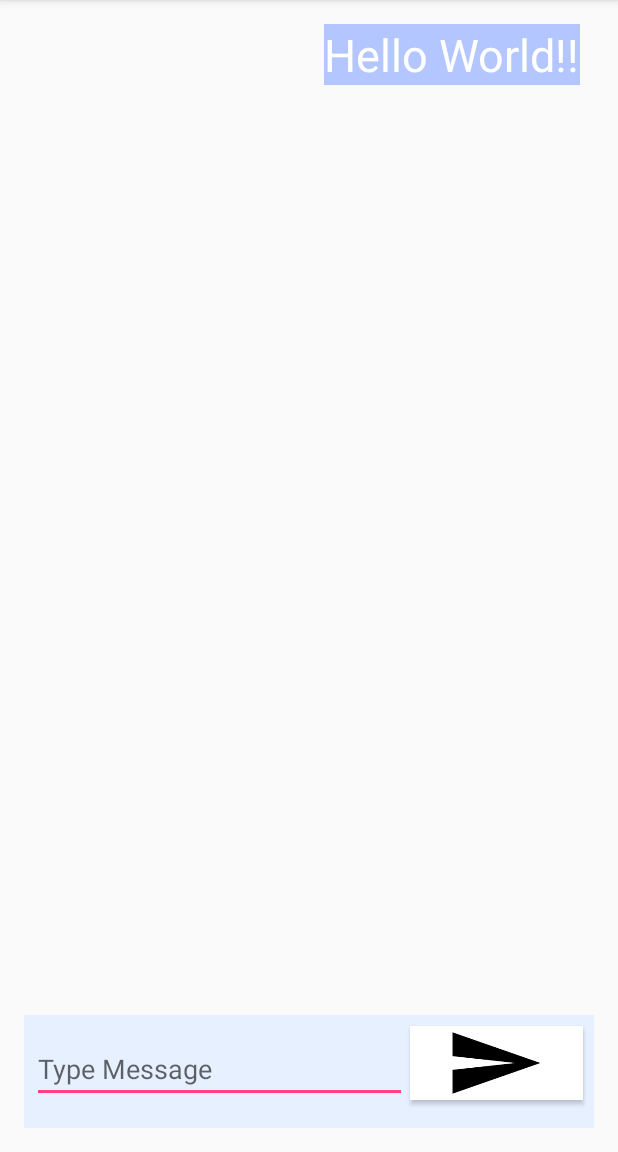
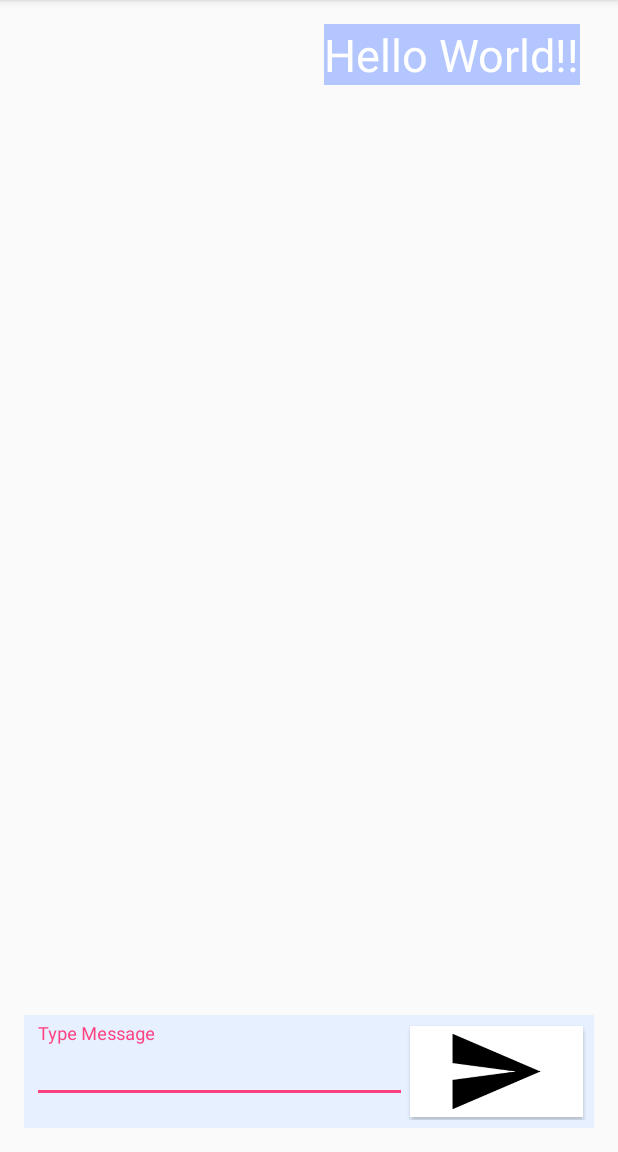
Before and after one commit to sriram23/E-Notify, an Android app: the screen it shows after launch (MainActivity), on a phone screen of 412 x 824 dp, the part 84-1236 px from its top. Run offline under Robolectric (Android 15) with nearby library versions, the phone set to English and light mode, and no system bars.

```diff
--- a/app/build.gradle
+++ b/app/build.gradle
@@ -17,6 +17,11 @@ android {
             proguardFiles getDefaultProguardFile('proguard-android.txt'), 'proguard-rules.pro'
         }
     }
+    packagingOptions {
+        exclude 'META-INF/LICENSE'
+        exclude 'META-INF/LICENSE-FIREBASE.txt'
+        exclude 'META-INF/NOTICE'
+    }
 }
 
 dependencies {
@@ -27,5 +32,6 @@ dependencies {
     compile 'com.android.support:appcompat-v7:24.2.1'
     compile 'com.android.support:design:24.2.1'
     testCompile 'junit:junit:4.12'
+    compile 'com.firebase:firebase-client-android:2.5.2+'
 }
 apply plugin: 'com.google.gms.google-services'
--- a/app/src/main/AndroidManifest.xml
+++ b/app/src/main/AndroidManifest.xml
@@ -2,6 +2,7 @@
 <manifest xmlns:android="http://schemas.android.com/apk/res/android"
     package="com.example.sriram.myapplication">
 
+    <uses-permission android:name="android.permission.INTERNET" />
     <application
         android:allowBackup="true"
         android:icon="@mipmap/ic_launcher"
--- a/app/src/main/res/layout/content_main.xml
+++ b/app/src/main/res/layout/content_main.xml
@@ -30,8 +30,12 @@
         android:layout_width="wrap_content"
         android:layout_height="75dp"
         android:padding="5dp"
-        android:layout_alignParentBottom="true"
-        android:background="#e6f0ff">
+        android:background="#e6f0ff"
+        android:layout_alignParentBottom="true">
+        <android.support.design.widget.TextInputLayout
+            android:id="@+id/nameLayout"
+            android:layout_width="250dp"
+            android:layout_height="wrap_content">
         <EditText
             android:layout_width="250dp"
             android:layout_height="wrap_content"
@@ -43,14 +47,14 @@
             android:layout_alignParentLeft="true"
             android:layout_alignParentStart="true"
             android:layout_marginBottom="11dp" />
-
+        </android.support.design.widget.TextInputLayout>
         <Button
             android:layout_width="wrap_content"
             android:layout_height="wrap_content"
             android:layout_margin="2dp"
-            android:layout_alignBottom="@+id/editText"
-            android:layout_toRightOf="@+id/editText"
-            android:layout_toEndOf="@+id/editText"
+            android:layout_alignBottom="@+id/nameLayout"
+            android:layout_toRightOf="@+id/nameLayout"
+            android:layout_toEndOf="@+id/nameLayout"
             android:layout_marginLeft="10dp"
             android:layout_marginStart="10dp"
             android:background="@drawable/btn" />
```
